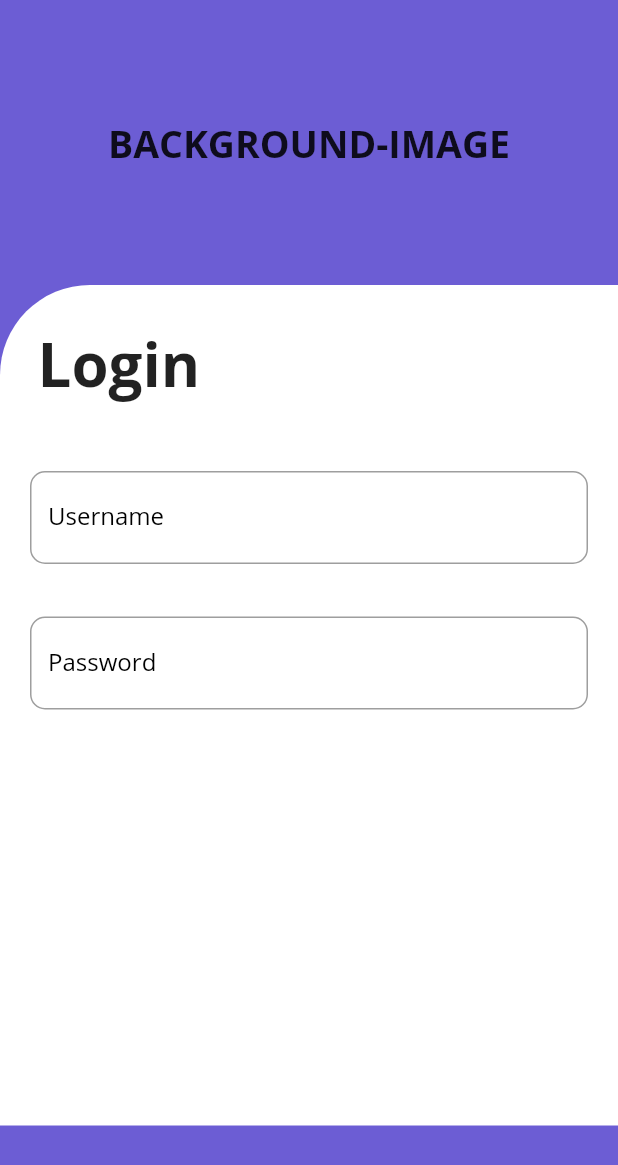
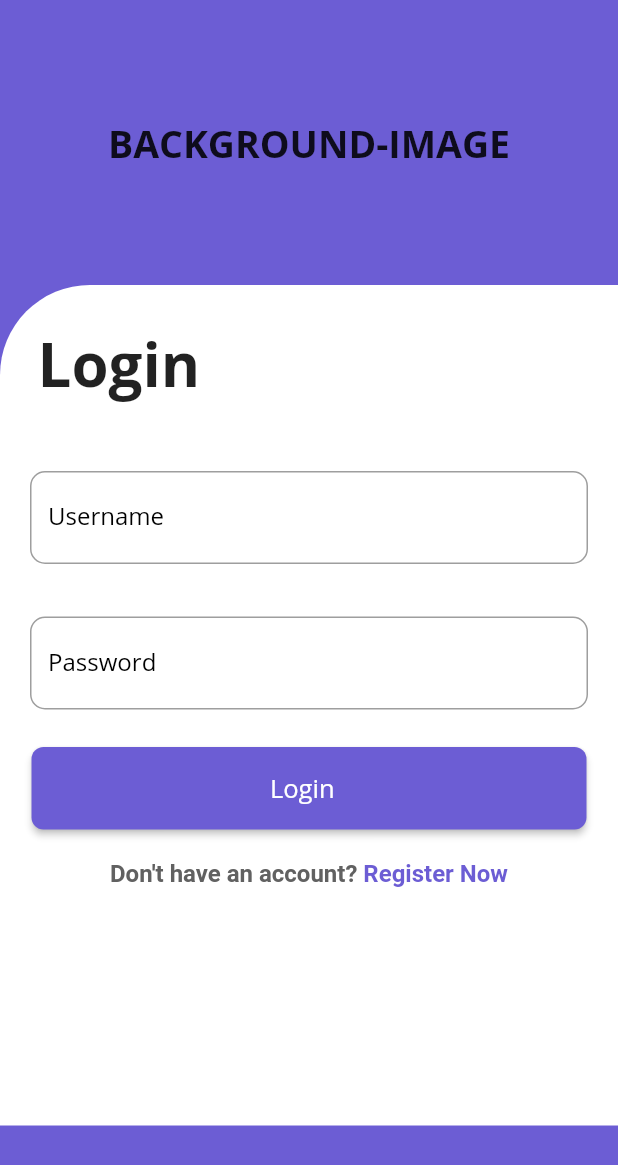
Before and after one commit to sudhanshrestha/my_health, a Flutter app: the screen it shows after launch, on a phone screen of 412 x 824 dp. Shown: the top 1165 px of the screen. Run offline on Flutter 3.47's test engine with Material 2 defaults, Android fonts, the light colour scheme and no system bars.

Commit message:
Register page made

```diff
--- a/lib/main.dart
+++ b/lib/main.dart
@@ -1,6 +1,7 @@
 import 'package:flutter/material.dart';
 import 'package:my_health/pages/loadingPage.dart';
 import 'package:my_health/pages/login.dart';
+import 'package:my_health/pages/register.dart';
 
 void main() {
   runApp(MyHealth());
@@ -23,6 +24,7 @@ class _MyHealthState extends State<MyHealth> {
       routes: {
         LoadingPage.id : (context) => LoadingPage(),
         Login.id : (context) => Login(),
+        Register.id : (context) => Register(),
       },
     );
   }
--- a/lib/pageAssets.dart
+++ b/lib/pageAssets.dart
@@ -1,3 +1,52 @@
+import 'package:flutter/cupertino.dart';
 import 'package:flutter/material.dart';
 
 Color mainColor = Color(0xff6c5dd4);
+
+class PageButtons extends StatelessWidget {
+  PageButtons({this.buttonTitle, this.onPressed, this.iconName});
+
+  final String buttonTitle;
+  final Function onPressed;
+  final IconData iconName;
+
+  @override
+  Widget build(BuildContext context) {
+    return Container(
+      child: SizedBox(
+        width: 370,
+        height: 55,
+        child: ElevatedButton(
+          style: ElevatedButton.styleFrom(
+            primary: mainColor,
+            shape: RoundedRectangleBorder(
+              borderRadius: BorderRadius.circular(8),
+            ),
+          ),
+          onPressed: onPressed,
+          child: Row(
+            mainAxisAlignment: MainAxisAlignment.center,
+            children: [
+              Center(
+                child: Padding(
+                  padding: const EdgeInsets.only(left: 115.0, right: 100.0),
+                  child: Text(
+                    buttonTitle,
+                    style: TextStyle(
+                        color: Colors.white,
+                        fontSize: 17,
+                        fontFamily: 'OpenSans'),
+                  ),
+                ),
+              ),
+              Icon(
+                iconName,
+                color: Colors.white,
+              ),
+            ],
+          ),
+        ),
+      ),
+    );
+  }
+}
--- a/lib/pages/login.dart
+++ b/lib/pages/login.dart
@@ -1,5 +1,7 @@
+import 'package:flutter/gestures.dart';
 import 'package:flutter/material.dart';
 import 'package:my_health/pageAssets.dart';
+import 'package:my_health/pages/register.dart';
 
 class Login extends StatefulWidget {
   static const String id = 'loginPage';
@@ -71,6 +73,45 @@ class _LoginState extends State<Login> {
                       LoginTextFieldUsr(),
                       SizedBox(height: 10.0,),
                       LoginTextFieldPass(),
+                      SizedBox(height: 25.0,),
+                      Center(
+                        child: PageButtons(buttonTitle: "Login",onPressed: (){},),
+                      ),
+                      Row(
+                        mainAxisAlignment: MainAxisAlignment.center,
+                        crossAxisAlignment: CrossAxisAlignment.center,
+                        children: [
+                          Padding(
+                            padding: const EdgeInsets.only(top: 20.0),
+                            child: RichText(
+                              textAlign: TextAlign.end,
+                              text: TextSpan(
+                                children: [
+                                  TextSpan(
+                                    text: "Don't have an account? ",
+                                    style: TextStyle(
+                                        fontSize: 16.0,
+                                        color: Colors.grey[700],
+                                        fontWeight: FontWeight.bold),
+                                  ),
+                                  TextSpan(
+                                    text: "Register Now",
+                                    style: TextStyle(
+                                        fontSize: 16.0,
+                                        color: mainColor,
+                                        fontWeight: FontWeight.bold),
+                                    recognizer: TapGestureRecognizer()
+                                      ..onTap = () {
+                                      Navigator.pushNamed(context, Register.id);
+
+                                      },
+                                  ),
+                                ],
+                              ),
+                            ),
+                          ),
+                        ],
+                      ),
                     ],
                   ),
                 ),
@@ -90,11 +131,6 @@ class LoginTextFieldPass extends StatefulWidget {
 }
 FocusNode focusNode1 = FocusNode();
 class _LoginTextFieldPassState extends State<LoginTextFieldPass> {
-  @override
-  void initState() {
-    super.initState();
-    FocusNode focusNode1 = FocusNode();
-  }
   @override
   Widget build(BuildContext context) {
     return Container(
@@ -127,11 +163,6 @@ class LoginTextFieldUsr extends StatefulWidget {
 FocusNode focusNode = FocusNode();
 class _LoginTextFieldUsrState extends State<LoginTextFieldUsr> {
   @override
-  void initState() {
-    super.initState();
-     FocusNode focusNode = FocusNode();
-  }
-  @override
   Widget build(BuildContext context) {
     return Container(
       padding: EdgeInsets.only(top: 25.0, left: 10.0, right: 10.0),
```
Also changed, not shown: lib/pages/register.dart (added, +362 -0 lines), pubspec.lock, 4 other files.
